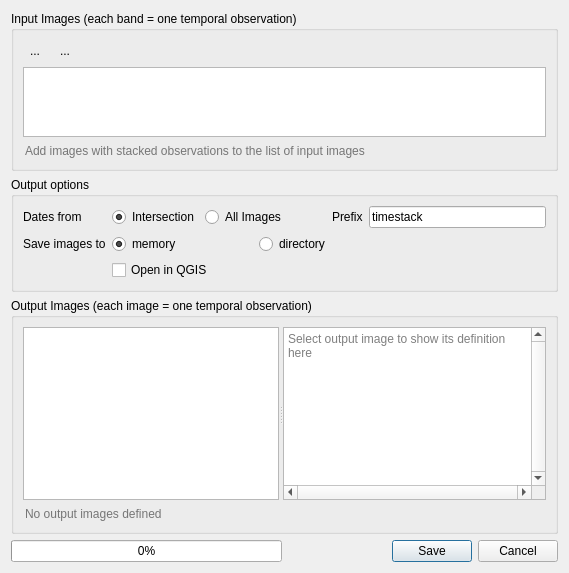
This is eotimeseriesviewer/ui/stackedinputdatadialog.ui in jakimowb/eo-time-series-viewer as Qt 5 draws it before an edit. The edited form follows.
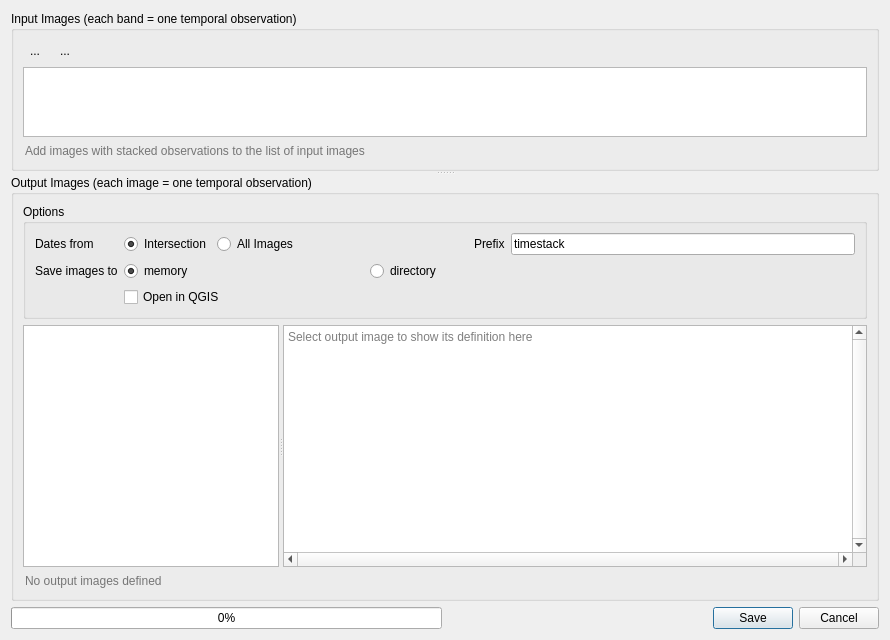
This is the edited form. Icons and pictures are not drawn. Custom widgets are drawn as their Qt base class.

Commit message: stacked band input dialog

Diff of the .ui file:
```diff
--- a/eotimeseriesviewer/ui/stackedinputdatadialog.ui
+++ b/eotimeseriesviewer/ui/stackedinputdatadialog.ui
@@ -6,8 +6,8 @@
    <rect>
     <x>0</x>
     <y>0</y>
-    <width>569</width>
-    <height>573</height>
+    <width>890</width>
+    <height>640</height>
    </rect>
   </property>
   <property name="windowTitle">
@@ -15,6 +15,10 @@
   </property>
   <layout class="QVBoxLayout" name="verticalLayout">
    <item>
+    <widget class="QSplitter" name="splitter_2">
+     <property name="orientation">
+      <enum>Qt::Vertical</enum>
+     </property>
     <widget class="QgsCollapsibleGroupBox" name="gbInputStacks">
      <property name="sizePolicy">
       <sizepolicy hsizetype="Preferred" vsizetype="Preferred">
@@ -102,11 +106,24 @@
       </item>
      </layout>
     </widget>
-   </item>
+     <widget class="QgsCollapsibleGroupBox" name="gbOutputImages">
+      <property name="sizePolicy">
+       <sizepolicy hsizetype="Preferred" vsizetype="Preferred">
+        <horstretch>0</horstretch>
+        <verstretch>2</verstretch>
+       </sizepolicy>
+      </property>
+      <property name="title">
+       <string>Output Images (each image = one temporal observation)</string>
+      </property>
+      <property name="collapsed">
+       <bool>false</bool>
+      </property>
+      <layout class="QVBoxLayout" name="verticalLayout_3">
    <item>
     <widget class="QgsCollapsibleGroupBox" name="mGroupBox">
      <property name="title">
-      <string>Output options</string>
+          <string>Options</string>
      </property>
      <property name="collapsed">
       <bool>false</bool>
@@ -231,26 +248,11 @@
     </widget>
    </item>
    <item>
-    <widget class="QgsCollapsibleGroupBox" name="gbOutputImages">
-     <property name="sizePolicy">
-      <sizepolicy hsizetype="Preferred" vsizetype="Preferred">
-       <horstretch>0</horstretch>
-       <verstretch>2</verstretch>
-      </sizepolicy>
-     </property>
-     <property name="title">
-      <string>Output Images (each image = one temporal observation)</string>
-     </property>
-     <property name="collapsed">
-      <bool>false</bool>
-     </property>
-     <layout class="QVBoxLayout" name="verticalLayout_3">
-      <item>
        <widget class="QSplitter" name="splitter">
         <property name="sizePolicy">
          <sizepolicy hsizetype="Expanding" vsizetype="Preferred">
           <horstretch>0</horstretch>
-          <verstretch>0</verstretch>
+           <verstretch>1</verstretch>
          </sizepolicy>
         </property>
         <property name="orientation">
@@ -319,19 +321,7 @@
       </item>
      </layout>
     </widget>
-   </item>
-   <item>
-    <spacer name="verticalSpacer">
-     <property name="orientation">
-      <enum>Qt::Vertical</enum>
-     </property>
-     <property name="sizeHint" stdset="0">
-      <size>
-       <width>0</width>
-       <height>0</height>
-      </size>
-     </property>
-    </spacer>
+    </widget>
    </item>
    <item>
     <layout class="QHBoxLayout" name="horizontalLayout_3">
```
Left out of the diff: 116 changed lines with no effect on the pictures. Lines whose indentation alone changed are shown as unchanged.
